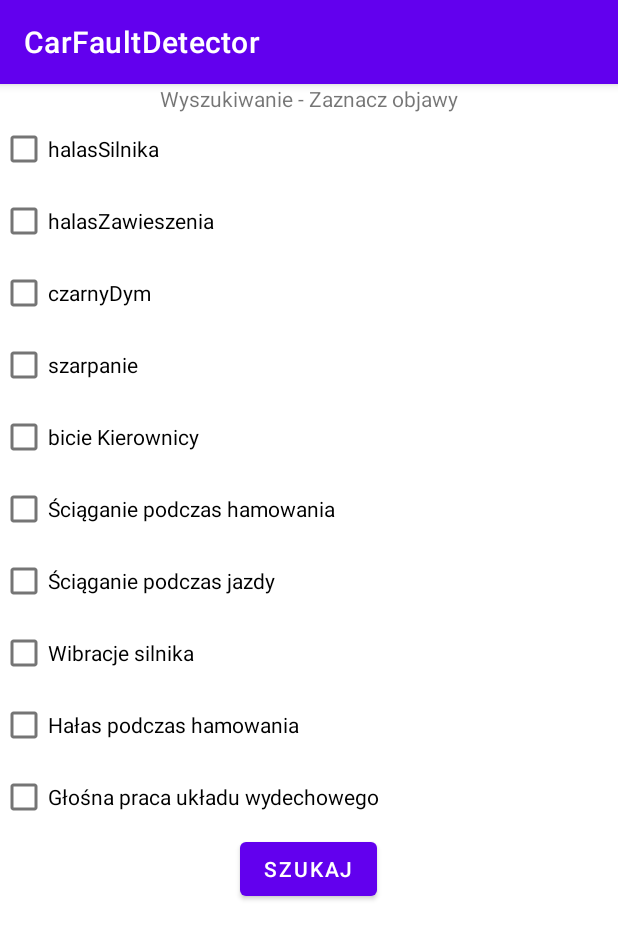
After one commit to ksared/CarFaultDetector, an Android app: the FaultIssueCorrelationActivity screen opened directly, with no data from a screen before it, on a phone screen of 412 x 824 dp. The commit adds this screen. Shown: the top 939 px of the screen. Run offline under Robolectric (Android 15) with nearby library versions, the phone set to English and light mode, and no system bars.

Commit message:
wyszukiwanie problemu po usterkach - start

```diff
--- a/app/src/main/AndroidManifest.xml
+++ b/app/src/main/AndroidManifest.xml
@@ -12,6 +12,9 @@
         android:supportsRtl="true"
         android:theme="@style/Theme.CarFaultDetector"
         android:usesCleartextTraffic="true">
+        <activity
+            android:name=".view.FaultIssueCorrelationActivity"
+            android:exported="false" />
         <activity
             android:name=".view.AddFaultIssues"
             android:exported="false" />
--- a/app/src/main/java/com/example/carfaultdetector/ViewModel/FaultIssueViewModel.java
+++ b/app/src/main/java/com/example/carfaultdetector/ViewModel/FaultIssueViewModel.java
@@ -55,15 +55,21 @@ public class FaultIssueViewModel extends ViewModel {
             public void onResponse(Call<Void> call, Response<Void> response) {
                 if(response.code()==200){
                     System.out.println("Poszlo ok");
+                    mutableLiveDataAddIssue.setValue(200);
+                }
+                else if(response.code() == 404){
+                    mutableLiveDataAddIssue.setValue(404);
                 }
                 else{
                     System.out.println("Nie poszlo ok");
+                    mutableLiveDataAddIssue.setValue(400);
                 }
             }
 
             @Override
             public void onFailure(Call<Void> call, Throwable t) {
                 System.out.println("Nie poszlo ok");
+                mutableLiveDataAddIssue.setValue(400);
 
             }
         });
--- /dev/null
+++ b/app/src/main/java/com/example/carfaultdetector/view/FaultIssueCorrelationActivity.java
@@ -0,0 +1,16 @@
+package com.example.carfaultdetector.view;
+
+import androidx.appcompat.app.AppCompatActivity;
+
+import android.os.Bundle;
+
+import com.example.carfaultdetector.R;
+
+public class FaultIssueCorrelationActivity extends AppCompatActivity {
+
+    @Override
+    protected void onCreate(Bundle savedInstanceState) {
+        super.onCreate(savedInstanceState);
+        setContentView(R.layout.activity_fault_issue_correlation);
+    }
+}
--- /dev/null
+++ b/app/src/main/res/layout/activity_fault_issue_correlation.xml
@@ -0,0 +1,69 @@
+<?xml version="1.0" encoding="utf-8"?>
+<LinearLayout xmlns:android="http://schemas.android.com/apk/res/android"
+    android:layout_width="match_parent"
+    android:layout_height="match_parent"
+    android:orientation="vertical"
+    android:gravity="center_horizontal">
+
+    <TextView
+        android:layout_width="wrap_content"
+        android:layout_height="wrap_content"
+        android:text="Wyszukiwanie - Zaznacz objawy"
+        />
+    <CheckBox
+        android:id="@+id/halasSilnikaWyszukiwanie"
+        android:layout_width="match_parent"
+        android:layout_height="wrap_content"
+        android:text="halasSilnika" />
+    <CheckBox
+        android:id="@+id/halasZawieszeniaWyszukiwanie"
+        android:layout_width="match_parent"
+        android:layout_height="wrap_content"
+        android:text="halasZawieszenia" />
+    <CheckBox
+        android:id="@+id/czarnyDymWyszukiwanie"
+        android:layout_width="match_parent"
+        android:layout_height="wrap_content"
+        android:text="czarnyDym" />
+    <CheckBox
+        android:id="@+id/szarpanieWyszukiwanie"
+        android:layout_width="match_parent"
+        android:layout_height="wrap_content"
+        android:text="szarpanie" />
+    <CheckBox
+        android:id="@+id/bicieKierownicyWyszukiwanie"
+        android:layout_width="match_parent"
+        android:layout_height="wrap_content"
+        android:text="bicie Kierownicy" />
+    <CheckBox
+        android:id="@+id/sciaganiePodczasHamowaniaWyszukiwanie"
+        android:layout_width="match_parent"
+        android:layout_height="wrap_content"
+        android:text="Ściąganie podczas hamowania" />
+    <CheckBox
+        android:id="@+id/sciaganiePodczasJazdyWyszukiwanie"
+        android:layout_width="match_parent"
+        android:layout_height="wrap_content"
+        android:text="Ściąganie podczas jazdy" />
+    <CheckBox
+        android:id="@+id/wibracjeSilnikaWyszukiwanie"
+        android:layout_width="match_parent"
+        android:layout_height="wrap_content"
+        android:text="Wibracje silnika" />
+    <CheckBox
+        android:id="@+id/halasPodczasHamowaniaWyszukiwanie"
+        android:layout_width="match_parent"
+        android:layout_height="wrap_content"
+        android:text="Hałas podczas hamowania" />
+    <CheckBox
+        android:id="@+id/glosnaPracaUkladuWydWyszukiwanie"
+        android:layout_width="match_parent"
+        android:layout_height="wrap_content"
+        android:text="Głośna praca układu wydechowego" />
+    <Button
+        android:id="@+id/findFaultButton"
+        android:layout_width="wrap_content"
+        android:layout_height="wrap_content"
+        android:text="Szukaj"/>
+
+</LinearLayout>
--- /dev/null
+++ b/app/src/main/res/layout/fault_issue_corelation_popup.xml
@@ -0,0 +1,6 @@
+<?xml version="1.0" encoding="utf-8"?>
+<androidx.constraintlayout.widget.ConstraintLayout xmlns:android="http://schemas.android.com/apk/res/android"
+    android:layout_width="match_parent"
+    android:layout_height="match_parent">
+
+</androidx.constraintlayout.widget.ConstraintLayout>
```
Also changed, not shown: app/src/main/java/com/example/carfaultdetector/model/FaultSearch.java (added, +14 -0 lines), app/src/main/java/com/example/carfaultdetector/view/AddFaultIssues.java (+31 -4 lines), app/src/main/java/com/example/carfaultdetector/view/MainActivity.java (+14 -0 lines), app/src/main/res/layout/activity_main.xml (+9 -0 lines).
